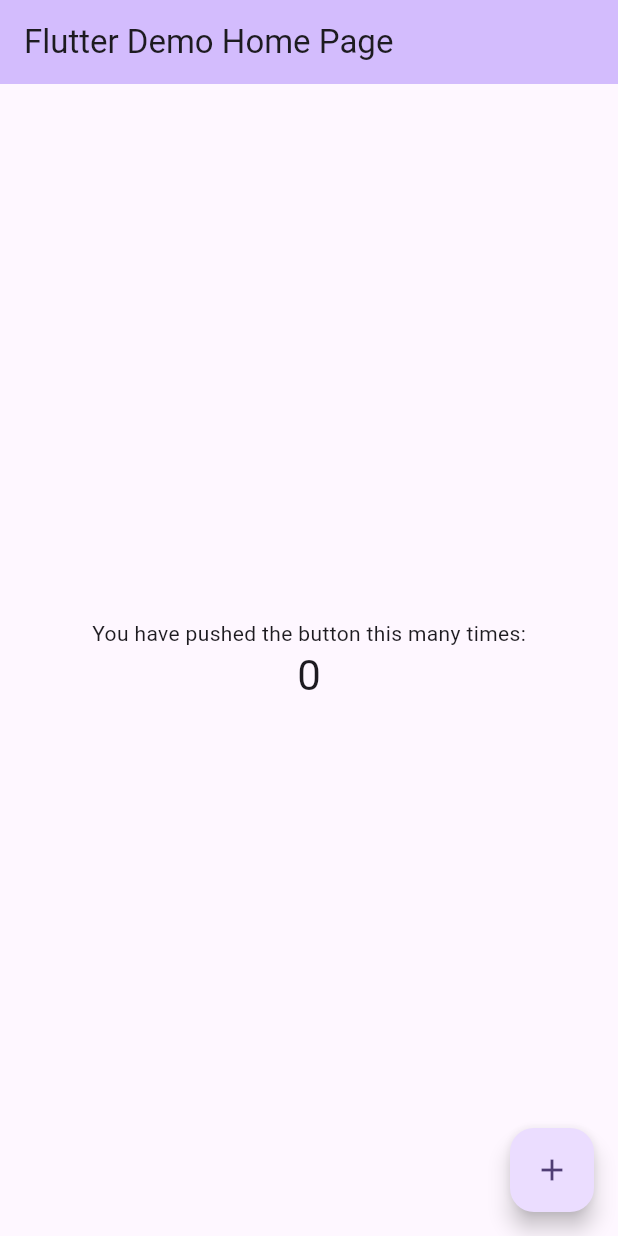
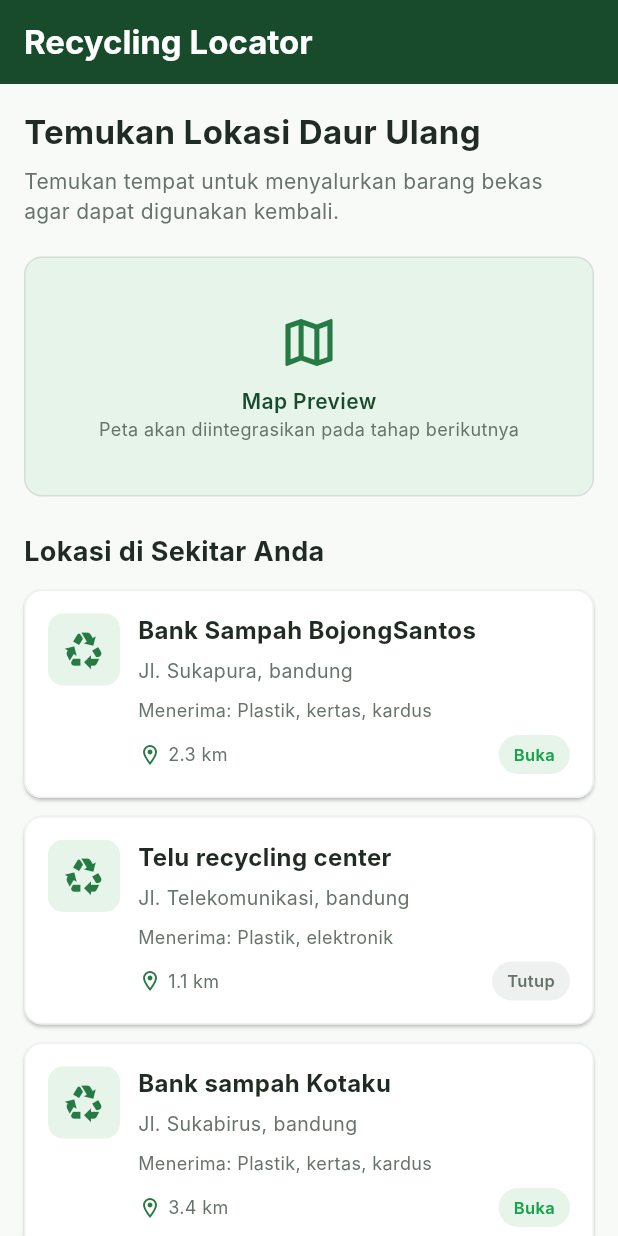
Before and after one commit to gamapradana/Tugas-Besar-PPB, a Flutter app: the screen it shows after launch, on a phone screen of 412 x 824 dp. Run offline on Flutter 3.47's test engine with Material 3 defaults, Android fonts, the phone set to English and light mode, and no system bars; Roboto replaces fonts that are missing (Inter).

Commit message:
membuat page lokasi daur ulang

```diff
--- a/lib/features/recycling_locator/models/recycling_location.dart
+++ b/lib/features/recycling_locator/models/recycling_location.dart
@@ -1,4 +1,4 @@
-class RecyclingLocation {
+  class RecyclingLocation {
   final String name;
   final String address;
   final String category;
--- /dev/null
+++ b/lib/features/recycling_locator/pages/recycling_locator_page.dart
@@ -0,0 +1,224 @@
+import 'package:flutter/material.dart';
+
+import '../../../core/constants/app_colors.dart';
+import '../data/dummy_location.dart';
+import '../models/recycling_location.dart';
+
+class RecyclingLocatorPage extends StatelessWidget {
+  const RecyclingLocatorPage({super.key});
+
+  @override
+  Widget build(BuildContext context) {
+    return Scaffold(
+      backgroundColor: AppColors.gray50,
+      appBar: AppBar(
+        backgroundColor: AppColors.green900,
+        foregroundColor: AppColors.white,
+        title: const Text(
+          'Recycling Locator',
+          style: TextStyle(fontWeight: FontWeight.bold),
+        ),
+        elevation: 0,
+      ),
+      body: ListView(
+        padding: const EdgeInsets.all(16),
+        children: [
+          const Text(
+            'Temukan Lokasi Daur Ulang',
+            style: TextStyle(
+              fontSize: 22,
+              fontWeight: FontWeight.bold,
+              color: AppColors.gray900,
+            ),
+          ),
+          const SizedBox(height: 8),
+          const Text(
+            'Temukan tempat untuk menyalurkan barang bekas '
+            'agar dapat digunakan kembali.',
+            style: TextStyle(
+              fontSize: 14,
+              color: AppColors.gray600,
+            ),
+          ),
+          const SizedBox(height: 20),
+
+          Container(
+            height: 160,
+            decoration: BoxDecoration(
+              color: AppColors.green100,
+              borderRadius: BorderRadius.circular(12),
+              border: Border.all(color: AppColors.gray300),
+            ),
+            child: const Center(
+              child: Column(
+                mainAxisSize: MainAxisSize.min,
+                children: [
+                  Icon(
+                    Icons.map_outlined,
+                    size: 42,
+                    color: AppColors.green700,
+                  ),
+                  SizedBox(height: 8),
+                  Text(
+                    'Map Preview',
+                    style: TextStyle(
+                      color: AppColors.green900,
+                      fontWeight: FontWeight.w600,
+                    ),
+                  ),
+                  Text(
+                    'Peta akan diintegrasikan pada tahap berikutnya',
+                    style: TextStyle(
+                      fontSize: 12,
+                      color: AppColors.gray600,
+                    ),
+                  ),
+                ],
+              ),
+            ),
+          ),
+
+          const SizedBox(height: 24),
+
+          const Text(
+            'Lokasi di Sekitar Anda',
+            style: TextStyle(
+              fontSize: 18,
+              fontWeight: FontWeight.bold,
+              color: AppColors.gray900,
+            ),
+          ),
+          const SizedBox(height: 12),
+
+          ...dummyLocation.map(
+            (location) => _LocationCard(location: location),
+          ),
+        ],
+      ),
+    );
+  }
+}
+
+class _LocationCard extends StatelessWidget {
+  final RecyclingLocation location;
+
+  const _LocationCard({required this.location});
+
+  @override
+  Widget build(BuildContext context) {
+    return Card(
+      color: AppColors.white,
+      elevation: 1,
+      margin: const EdgeInsets.only(bottom: 12),
+      shape: RoundedRectangleBorder(
+        borderRadius: BorderRadius.circular(12),
+        side: const BorderSide(color: AppColors.gray100),
+      ),
+      child: Padding(
+        padding: const EdgeInsets.all(16),
+        child: Row(
+          crossAxisAlignment: CrossAxisAlignment.start,
+          children: [
+            Container(
+              width: 48,
+              height: 48,
+              decoration: BoxDecoration(
+                color: AppColors.green100,
+                borderRadius: BorderRadius.circular(10),
+              ),
+              child: const Icon(
+                Icons.recycling,
+                color: AppColors.green700,
+                size: 28,
+              ),
+            ),
+            const SizedBox(width: 12),
+
+            Expanded(
+              child: Column(
+                crossAxisAlignment: CrossAxisAlignment.start,
+                children: [
+                  Text(
+                    location.name,
+                    style: const TextStyle(
+                      fontSize: 16,
+                      fontWeight: FontWeight.bold,
+                      color: AppColors.gray900,
+                    ),
+                  ),
+                  const SizedBox(height: 6),
+                  Text(
+                    location.address,
+                    style: const TextStyle(
+                      fontSize: 13,
+                      color: AppColors.gray600,
+                    ),
+                  ),
+                  const SizedBox(height: 8),
+                  Text(
+                    'Menerima: ${location.category}',
+                    style: const TextStyle(
+                      fontSize: 12,
+                      color: AppColors.gray600,
+                    ),
+                  ),
+                  const SizedBox(height: 8),
+                  Row(
+                    children: [
+                      const Icon(
+                        Icons.location_on_outlined,
+                        size: 16,
+                        color: AppColors.green700,
+                      ),
+                      const SizedBox(width: 4),
+                      Text(
+                        location.distance,
+                        style: const TextStyle(
+                          fontSize: 12,
+                          color: AppColors.gray600,
+                        ),
+                      ),
+                      const Spacer(),
+                      _StatusBadge(isOpen: location.isOpen),
+                    ],
+                  ),
+                ],
+              ),
+            ),
+          ],
+        ),
+      ),
+    );
+  }
+}
+
+class _StatusBadge extends StatelessWidget {
+  final bool isOpen;
+
+  const _StatusBadge({required this.isOpen});
+
+  @override
+  Widget build(BuildContext context) {
+    final color = isOpen ? AppColors.success : AppColors.gray600;
+    final label = isOpen ? 'Buka' : 'Tutup';
+
+    return Container(
+      padding: const EdgeInsets.symmetric(
+        horizontal: 10,
+        vertical: 5,
+      ),
+      decoration: BoxDecoration(
+        color: isOpen ? AppColors.green100 : AppColors.gray100,
+        borderRadius: BorderRadius.circular(999),
+      ),
+      child: Text(
+        label,
+        style: TextStyle(
+          fontSize: 11,
+          fontWeight: FontWeight.w600,
+          color: color,
+        ),
+      ),
+    );
+  }
+}
--- a/lib/main.dart
+++ b/lib/main.dart
@@ -1,122 +1,24 @@
 import 'package:flutter/material.dart';
 
+import 'features/recycling_locator/pages/recycling_locator_page.dart';
+
 void main() {
-  runApp(const MyApp());
+  runApp(const CycleApp());
 }
 
-class MyApp extends StatelessWidget {
-  const MyApp({super.key});
+class CycleApp extends StatelessWidget {
+  const new({super.key});
 
-  // This widget is the root of your application.
   @override
   Widget build(BuildContext context) {
     return MaterialApp(
-      title: 'Flutter Demo',
+      debugShowCheckedModeBanner: false,
+      title: 'Cyclefy',
       theme: ThemeData(
-        // This is the theme of your application.
-        //
-        // TRY THIS: Try running your application with "flutter run". You'll see
-        // the application has a purple toolbar. Then, without quitting the app,
-        // try changing the seedColor in the colorScheme below to Colors.green
-        // and then invoke "hot reload" (save your changes or press the "hot
-        // reload" button in a Flutter-supported IDE, or press "r" if you used
-        // the command line to start the app).
-        //
-        // Notice that the counter didn't reset back to zero; the application
-        // state is not lost during the reload. To reset the state, use hot
-        // restart instead.
-        //
-        // This works for code too, not just values: Most code changes can be
-        // tested with just a hot reload.
-        colorScheme: .fromSeed(seedColor: Colors.deepPurple),
+        useMaterial3: true,
+        fontFamily: 'Inter',
       ),
-      home: const MyHomePage(title: 'Flutter Demo Home Page'),
+      home: const RecyclingLocatorPage(),
     );
   }
 }
-
-class MyHomePage extends StatefulWidget {
-  const MyHomePage({super.key, required this.title});
-
-  // This widget is the home page of your application. It is stateful, meaning
-  // that it has a State object (defined below) that contains fields that affect
-  // how it looks.
-
-  // This class is the configuration for the state. It holds the values (in this
-  // case the title) provided by the parent (in this case the App widget) and
-  // used by the build method of the State. Fields in a Widget subclass are
-  // always marked "final".
-
-  final String title;
-
-  @override
-  State<MyHomePage> createState() => _MyHomePageState();
-}
-
-class _MyHomePageState extends State<MyHomePage> {
-  int _counter = 0;
-
-  void _incrementCounter() {
-    setState(() {
-      // This call to setState tells the Flutter framework that something has
-      // changed in this State, which causes it to rerun the build method below
-      // so that the display can reflect the updated values. If we changed
-      // _counter without calling setState(), then the build method would not be
-      // called again, and so nothing would appear to happen.
-      _counter++;
-    });
-  }
-
-  @override
-  Widget build(BuildContext context) {
-    // This method is rerun every time setState is called, for instance as done
-    // by the _incrementCounter method above.
-    //
-    // The Flutter framework has been optimized to make rerunning build methods
-    // fast, so that you can just rebuild anything that needs updating rather
-    // than having to individually change instances of widgets.
-    return Scaffold(
-      appBar: AppBar(
-        // TRY THIS: Try changing the color here to a specific color (to
-        // Colors.amber, perhaps?) and trigger a hot reload to see the AppBar
-        // change color while the other colors stay the same.
-        backgroundColor: Theme.of(context).colorScheme.inversePrimary,
-        // Here we take the value from the MyHomePage object that was created by
-        // the App.build method, and use it to set our appbar title.
-        title: Text(widget.title),
-      ),
-      body: Center(
-        // Center is a layout widget. It takes a single child and positions it
-        // in the middle of the parent.
-        child: Column(
-          // Column is also a layout widget. It takes a list of children and
-          // arranges them vertically. By default, it sizes itself to fit its
-          // children horizontally, and tries to be as tall as its parent.
-          //
-          // Column has various properties to control how it sizes itself and
-          // how it positions its children. Here we use mainAxisAlignment to
-          // center the children vertically; the main axis here is the vertical
-          // axis because Columns are vertical (the cross axis would be
-          // horizontal).
-          //
-          // TRY THIS: Invoke "debug painting" (choose the "Toggle Debug Paint"
-          // action in the IDE, or press "p" in the console), to see the
-          // wireframe for each widget.
-          mainAxisAlignment: .center,
-          children: [
-            const Text('You have pushed the button this many times:'),
-            Text(
-              '$_counter',
-              style: Theme.of(context).textTheme.headlineMedium,
-            ),
-          ],
-        ),
-      ),
-      floatingActionButton: FloatingActionButton(
-        onPressed: _incrementCounter,
-        tooltip: 'Increment',
-        child: const Icon(Icons.add),
-      ),
-    );
-  }
-}
```
